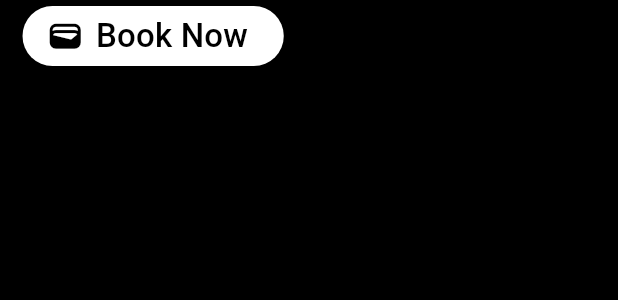
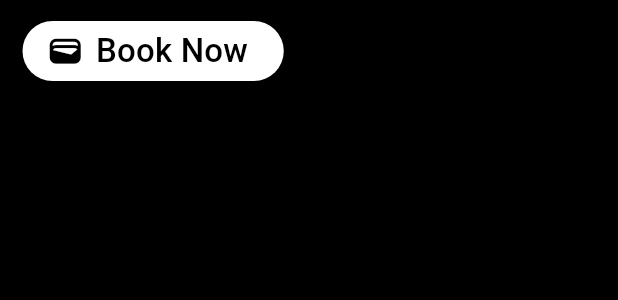
Before and after one commit to Dheeraj-2003/booking_app, a Flutter app: the BookButton widget shown alone on an empty page, opened directly, on a phone screen of 412 x 824 dp. Shown: the top 300 px of the screen. Run offline on Flutter 3.47's test engine with Material 3 defaults, Android fonts, the phone set to English and light mode, and no system bars; our stand-ins replace table_calendar.

Commit message:
minor bug fixing

```diff
--- a/lib/screens/alt_booking_screen.dart
+++ b/lib/screens/alt_booking_screen.dart
@@ -50,7 +50,7 @@ class _BookingScreenAltState extends State<BookingScreenAlt> {
     const Padding(
       padding: EdgeInsets.only(left: 15, right: 15),
       child: SizedBox(
-        height: 180,
+        height: 170,
         child: TimeSlot(),
       ),
     ),
@@ -61,6 +61,7 @@ class _BookingScreenAltState extends State<BookingScreenAlt> {
   Widget build(BuildContext context) {
     return Scaffold(
       body: CustomScrollView(
+        primary: false,
         slivers: <Widget>[
           SliverAppBar(
             title: const Text(
--- a/lib/widget/book_button.dart
+++ b/lib/widget/book_button.dart
@@ -6,7 +6,7 @@ class BookButton extends StatelessWidget {
   @override
   Widget build(BuildContext context) {
     return Padding(
-      padding: const EdgeInsets.symmetric(horizontal: 15),
+      padding: const EdgeInsets.symmetric(horizontal: 15, vertical: 10),
       child: ElevatedButton.icon(
           style: const ButtonStyle(
             backgroundColor: MaterialStatePropertyAll(Colors.white),
--- a/lib/widget/calendar.dart
+++ b/lib/widget/calendar.dart
@@ -21,7 +21,7 @@ class _CalendarViewState extends State<CalendarView> {
       },
       selectedDayPredicate: (selectedDay) =>
           isSameDay(selectedDay, _selectedDay),
-      availableGestures: AvailableGestures.all,
+      availableGestures: AvailableGestures.none,
       headerStyle: HeaderStyle(
           headerMargin: const EdgeInsets.all(12),
           formatButtonVisible: false,
```
